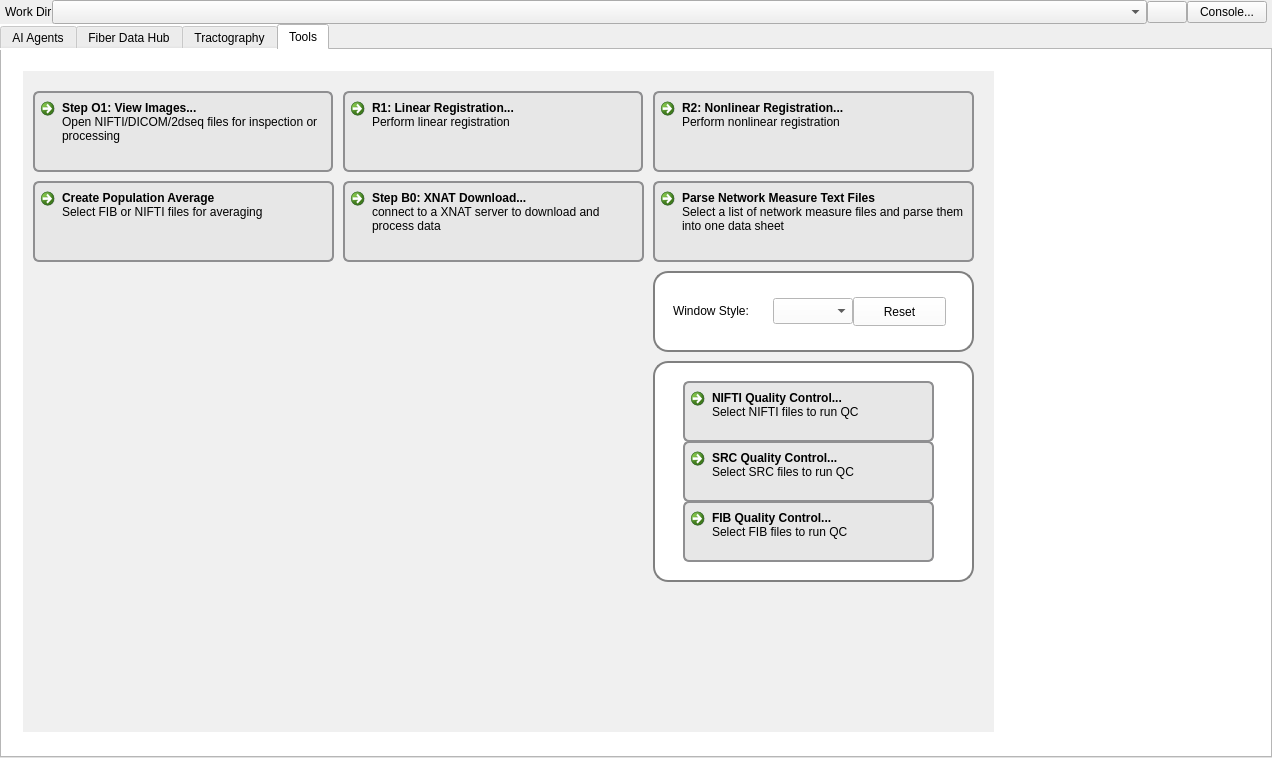
Before: the Qt Designer form mainwindow.ui in frankyeh/DSI-Studio, drawn with Qt 5.
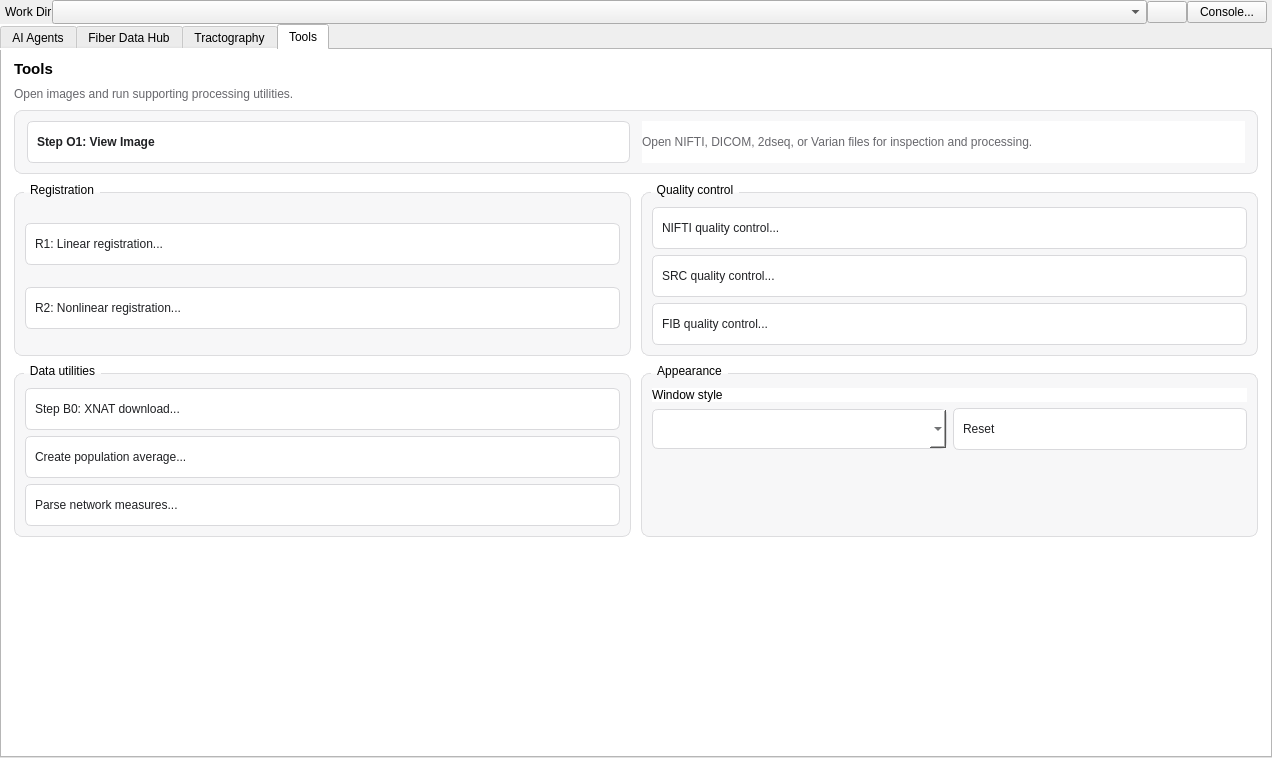
After: the same form once the commit is applied. The open tabs and pages were chosen to show the change. Icons and pictures are not drawn.

```diff
--- a/mainwindow.ui
+++ b/mainwindow.ui
@@ -2293,6 +2293,67 @@
        </layout>
       </widget>
       <widget class="QWidget" name="tab_4">
+       <property name="styleSheet">
+        <string notr="true">QWidget#tab_4 {
+    color: #202124;
+    background-color: #ffffff;
+}
+QFrame#tools_view_image_card,
+QWidget#tab_4 QGroupBox {
+    background-color: #f7f7f8;
+    border: 1px solid #dddddf;
+    border-radius: 8px;
+}
+QWidget#tab_4 QGroupBox {
+    margin-top: 9px;
+}
+QWidget#tab_4 QGroupBox::title {
+    subcontrol-origin: margin;
+    left: 10px;
+    padding: 0px 4px;
+    font-weight: bold;
+}
+QWidget#tab_4 QPushButton {
+    color: #202124;
+    background-color: #ffffff;
+    border: 1px solid #d9d9dc;
+    border-radius: 6px;
+    padding: 6px 9px;
+    min-height: 28px;
+    text-align: left;
+}
+QWidget#tab_4 QPushButton:hover {
+    background-color: #eeeeef;
+    border-color: #c5c5c9;
+}
+QWidget#tab_4 QPushButton:pressed {
+    background-color: #e2e2e4;
+}
+QPushButton#view_image {
+    color: #ffffff;
+    background-color: #2f2f2f;
+    border-color: #2f2f2f;
+    font-weight: bold;
+    text-align: center;
+    min-width: 150px;
+}
+QPushButton#view_image:hover {
+    background-color: #171717;
+    border-color: #171717;
+}
+QWidget#tab_4 QComboBox {
+    color: #202124;
+    background-color: #ffffff;
+    border: 1px solid #d9d9dc;
+    border-radius: 6px;
+    padding: 5px 8px;
+    min-height: 28px;
+}
+QLabel#tools_page_hint,
+QLabel#tools_view_image_hint {
+    color: #67676c;
+}</string>
+       </property>
        <attribute name="icon">
         <iconset resource="icons.qrc">
          <normaloff>:/icons/icons/preferences.xpm</normaloff>:/icons/icons/preferences.xpm</iconset>
@@ -2300,343 +2361,355 @@
        <attribute name="title">
         <string>Tools</string>
        </attribute>
-       <layout class="QVBoxLayout" name="verticalLayout_7">
+       <layout class="QVBoxLayout" name="tools_page_layout">
+        <property name="spacing">
+         <number>9</number>
+        </property>
+        <property name="leftMargin">
+         <number>12</number>
+        </property>
+        <property name="topMargin">
+         <number>10</number>
+        </property>
+        <property name="rightMargin">
+         <number>12</number>
+        </property>
+        <property name="bottomMargin">
+         <number>10</number>
+        </property>
         <item>
-         <widget class="QWidget" name="widget_5" native="true">
-          <property name="styleSheet">
-           <string notr="true">QWidget { color: black;  background-color : white; }</string>
+         <widget class="QLabel" name="tools_page_title">
+          <property name="font">
+           <font>
+            <pointsize>11</pointsize>
+            <bold>true</bold>
+           </font>
           </property>
-          <widget class="QCommandLinkButton" name="parse_network_measures">
-           <property name="geometry">
-            <rect>
-             <x>640</x>
-             <y>120</y>
-             <width>321</width>
-             <height>81</height>
-            </rect>
+          <property name="text">
+           <string>Tools</string>
+          </property>
+         </widget>
+        </item>
+        <item>
+         <widget class="QLabel" name="tools_page_hint">
+          <property name="text">
+           <string>Open images and run supporting processing utilities.</string>
+          </property>
+         </widget>
+        </item>
+        <item>
+         <widget class="QFrame" name="tools_view_image_card">
+          <layout class="QHBoxLayout" name="tools_view_image_layout">
+           <property name="spacing">
+            <number>12</number>
            </property>
-           <property name="styleSheet">
-            <string notr="true">QCommandLinkButton {border: 2px solid #8f8f91;border-radius: 6px;background-color: #e7e7e7;padding: 10px;color: black;} QCommandLinkButton:hover {background-color: #d0d0d0;} QCommandLinkButton:pressed {background-color: #bfbfbf;border-style: inset;color: black; }</string>
+           <property name="leftMargin">
+            <number>12</number>
            </property>
-           <property name="text">
-            <string>Parse Network Measure Text Files</string>
+           <property name="topMargin">
+            <number>10</number>
            </property>
-           <property name="autoRepeatDelay">
-            <number>296</number>
+           <property name="rightMargin">
+            <number>12</number>
            </property>
-           <property name="description">
-            <string>Select a list of network measure files and parse them into one data sheet</string>
+           <property name="bottomMargin">
+            <number>10</number>
            </property>
-          </widget>
-          <widget class="QCommandLinkButton" name="linear_reg">
-           <property name="geometry">
-            <rect>
-             <x>330</x>
-             <y>30</y>
-             <width>300</width>
-             <height>81</height>
-            </rect>
-           </property>
-           <property name="styleSheet">
-            <string notr="true">QCommandLinkButton {border: 2px solid #8f8f91;border-radius: 6px;background-color: #e7e7e7;padding: 10px;color: black;} QCommandLinkButton:hover {background-color: #d0d0d0;} QCommandLinkButton:pressed {background-color: #bfbfbf;border-style: inset;color: black; }</string>
-           </property>
-           <property name="text">
-            <string>R1: Linear Registration...</string>
-           </property>
-           <property name="autoRepeatDelay">
-            <number>296</number>
-           </property>
-           <property name="description">
-            <string>Perform linear registration</string>
-           </property>
-          </widget>
-          <widget class="QCommandLinkButton" name="nonlinear_reg">
-           <property name="geometry">
-            <rect>
-             <x>640</x>
-             <y>30</y>
-             <width>321</width>
-             <height>81</height>
-            </rect>
-           </property>
-           <property name="styleSheet">
-            <string notr="true">QCommandLinkButton {border: 2px solid #8f8f91;border-radius: 6px;background-color: #e7e7e7;padding: 10px;color: black;} QCommandLinkButton:hover {background-color: #d0d0d0;} QCommandLinkButton:pressed {background-color: #bfbfbf;border-style: inset;color: black; }</string>
-           </property>
-           <property name="text">
-            <string>R2: Nonlinear Registration...</string>
-           </property>
-           <property name="autoRepeatDelay">
-            <number>296</number>
-           </property>
-           <property name="description">
-            <string>Perform nonlinear registration</string>
-           </property>
-          </widget>
-          <widget class="QCommandLinkButton" name="view_image">
-           <property name="geometry">
-            <rect>
-             <x>20</x>
-             <y>30</y>
-             <width>300</width>
-             <height>81</height>
-            </rect>
-           </property>
-           <property name="styleSheet">
-            <string notr="true">QCommandLinkButton {border: 2px solid #8f8f91;border-radius: 6px;background-color: #e7e7e7;padding: 10px;color: black;} QCommandLinkButton:hover {background-color: #d0d0d0;} QCommandLinkButton:pressed {background-color: #bfbfbf;border-style: inset;color: black; }</string>
-           </property>
-           <property name="text">
-            <string>Step O1: View Images...</string>
-           </property>
-           <property name="autoRepeatDelay">
-            <number>296</number>
-           </property>
-           <property name="description">
-            <string>Open NIFTI/DICOM/2dseq files for inspection or processing</string>
-           </property>
-          </widget>
-          <widget class="QLabel" name="label_63">
-           <property name="geometry">
-            <rect>
-             <x>640</x>
-             <y>210</y>
-             <width>321</width>
-             <height>81</height>
-            </rect>
-           </property>
-           <property name="styleSheet">
-            <string notr="true">QLabel {border: 2px solid gray;border-radius: 15px;padding: 5px;}</string>
-           </property>
-           <property name="text">
-            <string/>
-           </property>
-          </widget>
-          <widget class="QLabel" name="label_11">
-           <property name="geometry">
-            <rect>
-             <x>660</x>
-             <y>240</y>
-             <width>101</width>
-             <height>20</height>
-            </rect>
-           </property>
-           <property name="sizePolicy">
-            <sizepolicy hsizetype="Fixed" vsizetype="Fixed">
-             <horstretch>0</horstretch>
-             <verstretch>0</verstretch>
-            </sizepolicy>
-           </property>
-           <property name="styleSheet">
-            <string notr="true">QLabel { color: black; }</string>
-           </property>
-           <property name="text">
-            <string>Window Style:</string>
-           </property>
-          </widget>
-          <widget class="QPushButton" name="clear_settings">
-           <property name="geometry">
-            <rect>
-             <x>840</x>
-             <y>236</y>
-             <width>93</width>
-             <height>29</height>
-            </rect>
-           </property>
-           <property name="styleSheet">
-            <string notr="true">QPushButton { color: black; }</string>
-           </property>
-           <property name="text">
-            <string>Reset</string>
-           </property>
-          </widget>
-          <widget class="QComboBox" name="styles">
-           <property name="geometry">
-            <rect>
-             <x>760</x>
-             <y>237</y>
-             <width>80</width>
-             <height>26</height>
-            </rect>
-           </property>
-          </widget>
-          <widget class="QLabel" name="label_12">
-           <property name="geometry">
-            <rect>
-             <x>10</x>
-             <y>10</y>
-             <width>971</width>
-             <height>661</height>
-            </rect>
-           </property>
-           <property name="styleSheet">
-            <string notr="true">QLabel { border: 0px; background-color: rgba(225, 225, 225, 127); }</string>
-           </property>
-           <property name="text">
-            <string/>
-           </property>
-          </widget>
-          <widget class="QCommandLinkButton" name="xnat_download">
-           <property name="geometry">
-            <rect>
-             <x>330</x>
-             <y>120</y>
-             <width>301</width>
-             <height>81</height>
-            </rect>
-           </property>
-           <property name="styleSheet">
-            <string notr="true">QCommandLinkButton {border: 2px solid #8f8f91;border-radius: 6px;background-color: #e7e7e7;padding: 10px;color: black;} QCommandLinkButton:hover {background-color: #d0d0d0;} QCommandLinkButton:pressed {background-color: #bfbfbf;border-style: inset;color: black; }</string>
-           </property>
-           <property name="text">
-            <string>Step B0: XNAT Download...</string>
-           </property>
-           <property name="icon">
-            <iconset resource="icons.qrc">
-             <normaloff>:/icons/icons/preferences.xpm</normaloff>:/icons/icons/preferences.xpm</iconset>
-           </property>
-           <property name="autoRepeatDelay">
-            <number>296</number>
-           </property>
-           <property name="description">
-            <string>connect to a XNAT server to download and process data</string>
-           </property>
-          </widget>
-          <widget class="QCommandLinkButton" name="averagefib">
-           <property name="geometry">
-            <rect>
-             <x>20</x>
-             <y>120</y>
-             <width>301</width>
-             <height>81</height>
-            </rect>
-           </property>
-           <property name="styleSheet">
-            <string notr="true">QCommandLinkButton {border: 2px solid #8f8f91;border-radius: 6px;background-color: #e7e7e7;padding: 10px;color: black;} QCommandLinkButton:hover {background-color: #d0d0d0;} QCommandLinkButton:pressed {background-color: #bfbfbf;border-style: inset;color: black; }</string>
-           </property>
-           <property name="text">
-            <string>Create Population Average</string>
-           </property>
-           <property name="icon">
-            <iconset resource="icons.qrc">
-             <normaloff>:/icons/icons/open.xpm</normaloff>:/icons/icons/open.xpm</iconset>
-           </property>
-           <property name="autoRepeatDelay">
-            <number>296</number>
-           </property>
-           <property name="description">
-            <string>Select FIB or NIFTI files for averaging</string>
-           </property>
-          </widget>
-          <widget class="QLabel" name="label_68">
-           <property name="geometry">
-            <rect>
-             <x>640</x>
-             <y>300</y>
-             <width>321</width>
-             <height>221</height>
-            </rect>
-           </property>
-           <property name="styleSheet">
-            <string notr="true">QLabel {border: 2px solid gray;border-radius: 15px;padding: 5px;color: black; }</string>
-           </property>
-           <property name="text">
-            <string/>
-           </property>
-          </widget>
-          <widget class="QCommandLinkButton" name="NII_qc">
-           <property name="geometry">
-            <rect>
-             <x>670</x>
-             <y>320</y>
-             <width>251</width>
-             <height>61</height>
-            </rect>
-           </property>
-           <property name="styleSheet">
-            <string notr="true">QCommandLinkButton {border: 2px solid #8f8f91;border-radius: 6px;background-color: #e7e7e7;padding: 10px;color: black;} QCommandLinkButton:hover {background-color: #d0d0d0;} QCommandLinkButton:pressed {background-color: #bfbfbf;border-style: inset;color: black; }</string>
-           </property>
-           <property name="text">
-            <string>NIFTI Quality Control...</string>
-           </property>
-           <property name="icon">
-            <iconset resource="icons.qrc">
-             <normaloff>:/icons/icons/open.xpm</normaloff>:/icons/icons/open.xpm</iconset>
-           </property>
-           <property name="autoRepeatDelay">
-            <number>296</number>
-           </property>
-           <property name="description">
-            <string>Select NIFTI files to run QC</string>
-           </property>
-          </widget>
-          <widget class="QCommandLinkButton" name="FIB_qc">
-           <property name="geometry">
-            <rect>
-             <x>670</x>
-             <y>440</y>
-             <width>251</width>
-             <height>61</height>
-            </rect>
-           </property>
-           <property name="styleSheet">
-            <string notr="true">QCommandLinkButton {border: 2px solid #8f8f91;border-radius: 6px;background-color: #e7e7e7;padding: 10px;color: black;} QCommandLinkButton:hover {background-color: #d0d0d0;} QCommandLinkButton:pressed {background-color: #bfbfbf;border-style: inset;color: black; }</string>
-           </property>
-           <property name="text">
-            <string>FIB Quality Control...</string>
-           </property>
-           <property name="icon">
-            <iconset resource="icons.qrc">
-             <normaloff>:/icons/icons/open.xpm</normaloff>:/icons/icons/open.xpm</iconset>
-           </property>
-           <property name="autoRepeatDelay">
-            <number>296</number>
-           </property>
-           <property name="description">
-            <string>Select FIB files to run QC</string>
-           </property>
-          </widget>
-          <widget class="QCommandLinkButton" name="SRC_qc">
-           <property name="geometry">
-            <rect>
-             <x>670</x>
-             <y>380</y>
-             <width>251</width>
-             <height>61</height>
-            </rect>
-           </property>
-           <property name="styleSheet">
-            <string notr="true">QCommandLinkButton {border: 2px solid #8f8f91;border-radius: 6px;background-color: #e7e7e7;padding: 10px;color: black;} QCommandLinkButton:hover {background-color: #d0d0d0;} QCommandLinkButton:pressed {background-color: #bfbfbf;border-style: inset;color: black; }</string>
-           </property>
-           <property name="text">
-            <string>SRC Quality Control...</string>
-           </property>
-           <property name="icon">
-            <iconset resource="icons.qrc">
-             <normaloff>:/icons/icons/open.xpm</normaloff>:/icons/icons/open.xpm</iconset>
-           </property>
-           <property name="autoRepeatDelay">
-            <number>296</number>
-           </property>
-           <property name="description">
-            <string>Select SRC files to run QC</string>
-           </property>
-          </widget>
-          <zorder>label_12</zorder>
-          <zorder>parse_network_measures</zorder>
-          <zorder>linear_reg</zorder>
-          <zorder>nonlinear_reg</zorder>
-          <zorder>view_image</zorder>
-          <zorder>label_63</zorder>
-          <zorder>label_11</zorder>
-          <zorder>clear_settings</zorder>
-          <zorder>styles</zorder>
-          <zorder>xnat_download</zorder>
-          <zorder>averagefib</zorder>
-          <zorder>label_68</zorder>
-          <zorder>NII_qc</zorder>
-          <zorder>FIB_qc</zorder>
-          <zorder>SRC_qc</zorder>
+           <item>
+            <widget class="QPushButton" name="view_image">
+             <property name="toolTip">
+              <string>Open NIFTI, DICOM, 2dseq, or Varian files</string>
+             </property>
+             <property name="text">
+              <string>Step O1: View Image</string>
+             </property>
+             <property name="icon">
+              <iconset resource="icons.qrc">
+               <normaloff>:/icons/icons/3view.xpm</normaloff>:/icons/icons/3view.xpm</iconset>
+             </property>
+            </widget>
+           </item>
+           <item>
+            <widget class="QLabel" name="tools_view_image_hint">
+             <property name="text">
+              <string>Open NIFTI, DICOM, 2dseq, or Varian files for inspection and processing.</string>
+             </property>
+             <property name="wordWrap">
+              <bool>true</bool>
+             </property>
+            </widget>
+           </item>
+          </layout>
          </widget>
         </item>
+        <item>
+         <layout class="QGridLayout" name="tools_sections_layout" columnstretch="1,1">
+          <property name="horizontalSpacing">
+           <number>10</number>
+          </property>
+          <property name="verticalSpacing">
+           <number>8</number>
+          </property>
+          <item row="0" column="0">
+           <widget class="QGroupBox" name="tools_registration_group">
+            <property name="title">
+             <string>Registration</string>
+            </property>
+            <layout class="QVBoxLayout" name="tools_registration_layout">
+             <property name="spacing">
+              <number>6</number>
+             </property>
+             <property name="leftMargin">
+              <number>10</number>
+             </property>
+             <property name="topMargin">
+              <number>14</number>
+             </property>
+             <property name="rightMargin">
+              <number>10</number>
+             </property>
+             <property name="bottomMargin">
+              <number>10</number>
+             </property>
+             <item>
+              <widget class="QPushButton" name="linear_reg">
+               <property name="toolTip">
+                <string>Perform linear image registration</string>
+               </property>
+               <property name="text">
+                <string>R1: Linear registration...</string>
+               </property>
+               <property name="icon">
+                <iconset resource="icons.qrc">
+                 <normaloff>:/icons/icons/move.xpm</normaloff>:/icons/icons/move.xpm</iconset>
+               </property>
+              </widget>
+             </item>
+             <item>
+              <widget class="QPushButton" name="nonlinear_reg">
+               <property name="toolTip">
+                <string>Perform nonlinear image registration</string>
+               </property>
+               <property name="text">
+                <string>R2: Nonlinear registration...</string>
+               </property>
+               <property name="icon">
+                <iconset resource="icons.qrc">
+                 <normaloff>:/icons/icons/rotate.xpm</normaloff>:/icons/icons/rotate.xpm</iconset>
+               </property>
+              </widget>
+             </item>
+            </layout>
+           </widget>
+          </item>
+          <item row="0" column="1">
+           <widget class="QGroupBox" name="tools_quality_group">
+            <property name="title">
+             <string>Quality control</string>
+            </property>
+            <layout class="QVBoxLayout" name="tools_quality_layout">
+             <property name="spacing">
+              <number>6</number>
+             </property>
+             <property name="leftMargin">
+              <number>10</number>
+             </property>
+             <property name="topMargin">
+              <number>14</number>
+             </property>
+             <property name="rightMargin">
+              <number>10</number>
+             </property>
+             <property name="bottomMargin">
+              <number>10</number>
+             </property>
+             <item>
+              <widget class="QPushButton" name="NII_qc">
+               <property name="toolTip">
+                <string>Select NIFTI files to run quality control</string>
+               </property>
+               <property name="text">
+                <string>NIFTI quality control...</string>
+               </property>
+               <property name="icon">
+                <iconset resource="icons.qrc">
+                 <normaloff>:/icons/icons/report.xpm</normaloff>:/icons/icons/report.xpm</iconset>
+               </property>
+              </widget>
+             </item>
+             <item>
+              <widget class="QPushButton" name="SRC_qc">
+               <property name="toolTip">
+                <string>Select SRC files to run quality control</string>
+               </property>
+               <property name="text">
+                <string>SRC quality control...</string>
+               </property>
+               <property name="icon">
+                <iconset resource="icons.qrc">
+                 <normaloff>:/icons/icons/report.xpm</normaloff>:/icons/icons/report.xpm</iconset>
+               </property>
+              </widget>
+             </item>
+             <item>
+              <widget class="QPushButton" name="FIB_qc">
+               <property name="toolTip">
+                <string>Select FIB files to run quality control</string>
+               </property>
+               <property name="text">
+                <string>FIB quality control...</string>
+               </property>
+               <property name="icon">
+                <iconset resource="icons.qrc">
+                 <normaloff>:/icons/icons/report.xpm</normaloff>:/icons/icons/report.xpm</iconset>
+               </property>
+              </widget>
+             </item>
+            </layout>
+           </widget>
+          </item>
+          <item row="1" column="0">
+           <widget class="QGroupBox" name="tools_utilities_group">
+            <property name="title">
+             <string>Data utilities</string>
+            </property>
+            <layout class="QVBoxLayout" name="tools_utilities_layout">
+             <property name="spacing">
+              <number>6</number>
+             </property>
+             <property name="leftMargin">
+              <number>10</number>
+             </property>
+             <property name="topMargin">
+              <number>14</number>
+             </property>
+             <property name="rightMargin">
+              <number>10</number>
+             </property>
+             <property name="bottomMargin">
+              <number>10</number>
+             </property>
+             <item>
+              <widget class="QPushButton" name="xnat_download">
+               <property name="toolTip">
+                <string>Connect to an XNAT server to download and process data</string>
+               </property>
+               <property name="text">
+                <string>Step B0: XNAT download...</string>
+               </property>
+               <property name="icon">
+                <iconset resource="icons.qrc">
+                 <normaloff>:/icons/icons/open.xpm</normaloff>:/icons/icons/open.xpm</iconset>
+               </property>
+              </widget>
+             </item>
+             <item>
+              <widget class="QPushButton" name="averagefib">
+               <property name="toolTip">
+                <string>Select FIB or NIFTI files for averaging</string>
+               </property>
+               <property name="text">
+                <string>Create population average...</string>
+               </property>
+               <property name="icon">
+                <iconset resource="icons.qrc">
+                 <normaloff>:/icons/icons/open.xpm</normaloff>:/icons/icons/open.xpm</iconset>
+               </property>
+              </widget>
+             </item>
+             <item>
+              <widget class="QPushButton" name="parse_network_measures">
+               <property name="toolTip">
+                <string>Parse network-measure text files into one data sheet</string>
+               </property>
+               <property name="text">
+                <string>Parse network measures...</string>
+               </property>
+               <property name="icon">
+                <iconset resource="icons.qrc">
+                 <normaloff>:/icons/icons/stat.xpm</normaloff>:/icons/icons/stat.xpm</iconset>
+               </property>
+              </widget>
+             </item>
+            </layout>
+           </widget>
+          </item>
+          <item row="1" column="1">
+           <widget class="QGroupBox" name="tools_appearance_group">
+            <property name="title">
+             <string>Appearance</string>
+            </property>
+            <layout class="QVBoxLayout" name="tools_appearance_layout">
+             <property name="leftMargin">
+              <number>10</number>
+             </property>
+             <property name="topMargin">
+              <number>14</number>
+             </property>
+             <property name="rightMargin">
+              <number>10</number>
+             </property>
+             <property name="bottomMargin">
+              <number>10</number>
+             </property>
+             <item>
+              <widget class="QLabel" name="tools_style_label">
+               <property name="text">
+                <string>Window style</string>
+               </property>
+              </widget>
+             </item>
+             <item>
+              <layout class="QHBoxLayout" name="tools_style_layout">
+               <property name="spacing">
+                <number>6</number>
+               </property>
+               <item>
+                <widget class="QComboBox" name="styles"/>
+               </item>
+               <item>
+                <widget class="QPushButton" name="clear_settings">
+                 <property name="toolTip">
+                  <string>Reset DSI Studio settings</string>
+                 </property>
+                 <property name="text">
+                  <string>Reset</string>
+                 </property>
+                </widget>
+               </item>
+              </layout>
+             </item>
+             <item>
+              <spacer name="tools_appearance_spacer">
+               <property name="orientation">
+                <enum>Qt::Vertical</enum>
+               </property>
+               <property name="sizeHint" stdset="0">
+                <size>
+                 <width>20</width>
+                 <height>58</height>
+                </size>
+               </property>
+              </spacer>
+             </item>
+            </layout>
+           </widget>
+          </item>
+         </layout>
+        </item>
+        <item>
+         <spacer name="tools_page_spacer">
+          <property name="orientation">
+           <enum>Qt::Vertical</enum>
+          </property>
+          <property name="sizeHint" stdset="0">
+           <size>
+            <width>20</width>
+            <height>40</height>
+           </size>
+          </property>
+         </spacer>
+        </item>
        </layout>
       </widget>
      </widget>
```
Left out of the diff: 6 changed lines with no effect on the pictures.
